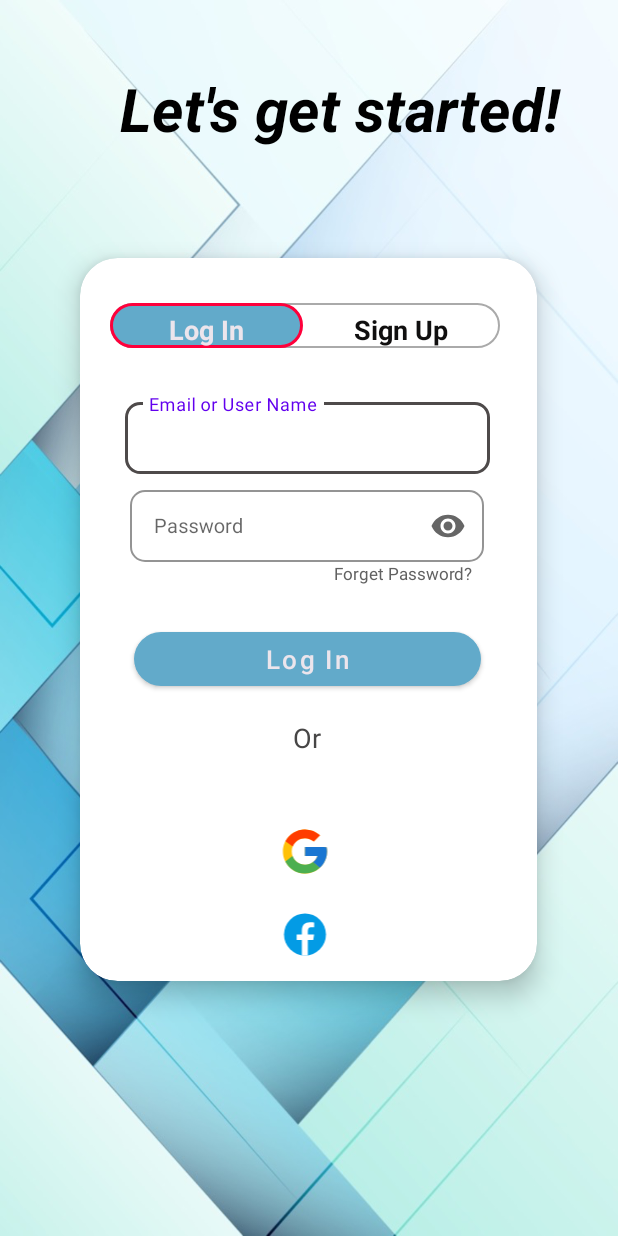
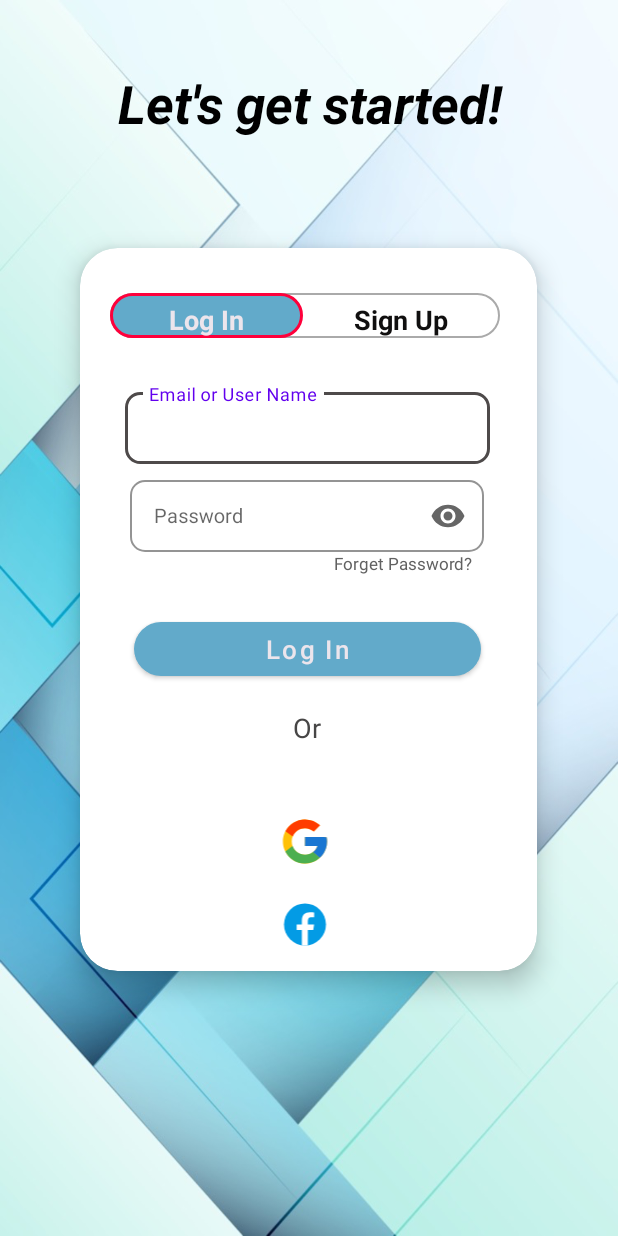
Before and after one commit to Arpit1069/CharitAble, an Android app: the screen it shows after launch (MainActivity), on a phone screen of 412 x 824 dp. Run offline under Robolectric (Android 15) with nearby library versions, the light colour scheme and no system bars.

Commit message:
1.4 version : login page

```diff
--- a/app/src/main/res/layout/activity_main.xml
+++ b/app/src/main/res/layout/activity_main.xml
@@ -11,9 +11,9 @@
     tools:context=".MainActivity">
 
   <TextView
-      android:text="        Let's get started!"
-      android:layout_gravity="center"
-      android:textSize="40sp"
+      android:text="Let's get started!"
+      android:gravity="center_horizontal"
+      android:textSize="35sp"
       android:layout_marginTop="45dp"
       android:textStyle="bold|normal|italic"
       android:textColor="@color/black"
--- a/app/src/main/res/values/strings.xml
+++ b/app/src/main/res/values/strings.xml
@@ -2,6 +2,4 @@
     <string name="app_name">CharitAble</string>
     <string name="log_in">Log In</string>
     <string name="sign_up">Sign Up</string>
-    <string name="log_in">Log In</string>
-    <string name="sign_up">Sign Up</string>
 </resources>
```
